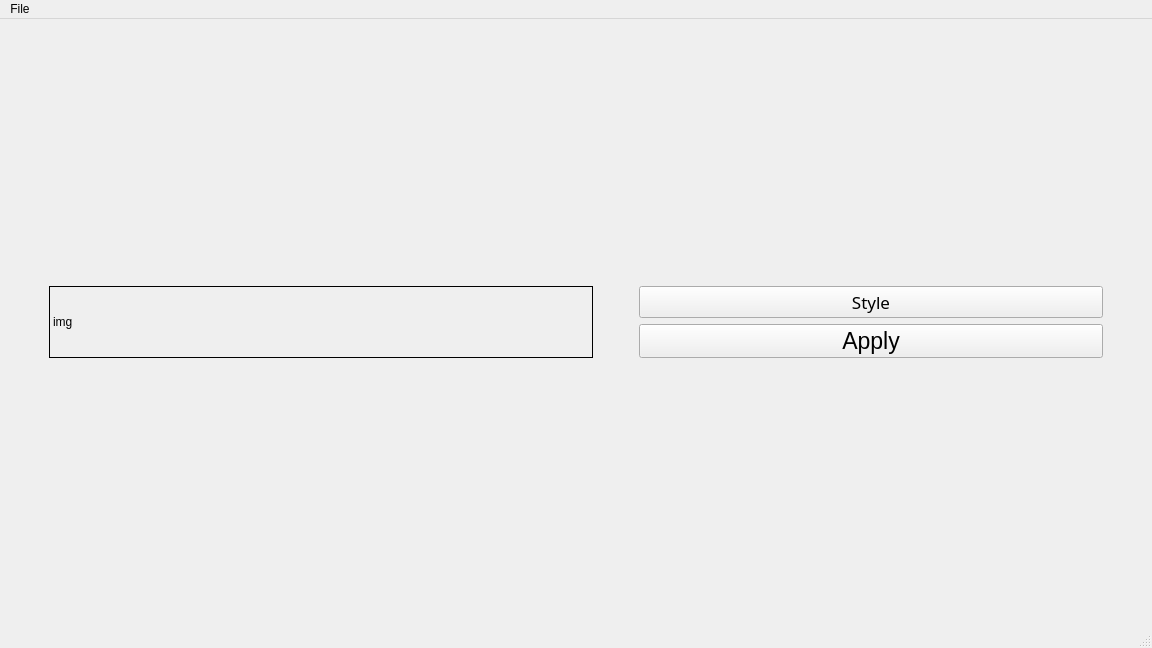
MikhailSK/photo-styling, file ui/workplace.ui: the form before one commit.
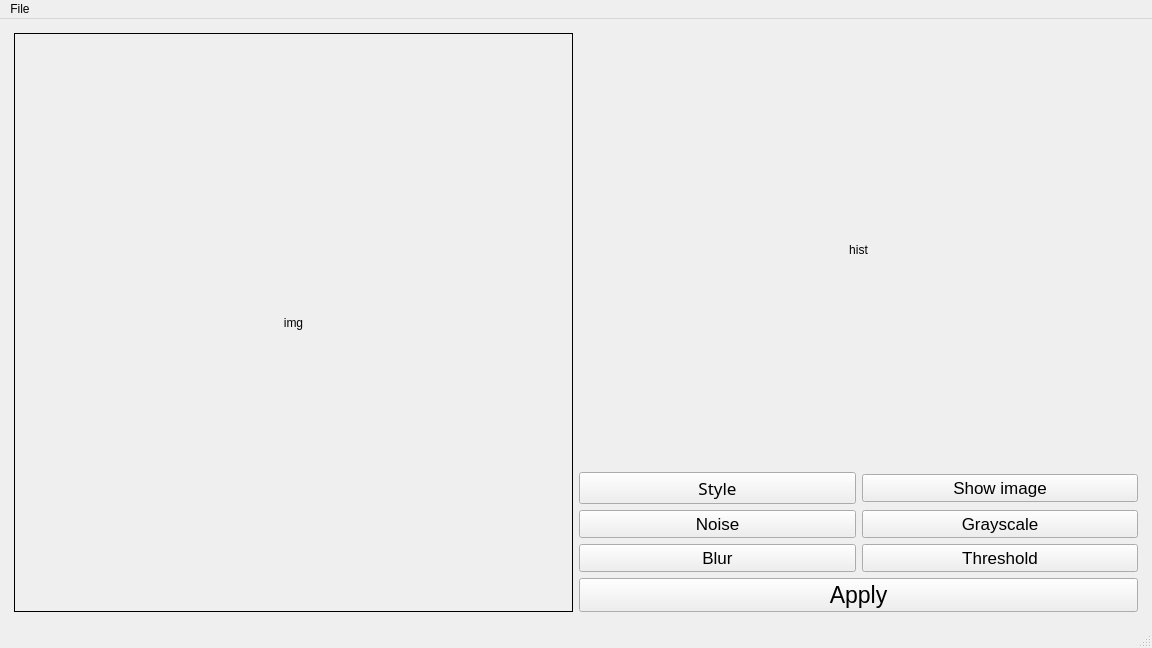
The form after the commit.

```diff
--- a/ui/workplace.ui
+++ b/ui/workplace.ui
@@ -17,24 +17,20 @@
    <layout class="QVBoxLayout" name="verticalLayout">
     <item>
      <layout class="QGridLayout" name="gridLayout">
+      <property name="leftMargin">
+       <number>5</number>
+      </property>
+      <property name="topMargin">
+       <number>5</number>
+      </property>
+      <property name="rightMargin">
+       <number>5</number>
+      </property>
+      <property name="bottomMargin">
+       <number>5</number>
+      </property>
       <item row="1" column="0">
        <layout class="QHBoxLayout" name="horizontalLayout">
-        <item>
-         <spacer name="horizontalSpacer">
-          <property name="orientation">
-           <enum>Qt::Horizontal</enum>
-          </property>
-          <property name="sizeType">
-           <enum>QSizePolicy::Fixed</enum>
-          </property>
-          <property name="sizeHint" stdset="0">
-           <size>
-            <width>40</width>
-            <height>20</height>
-           </size>
-          </property>
-         </spacer>
-        </item>
         <item>
          <layout class="QHBoxLayout" name="horizontalLayout_3">
           <item>
@@ -51,33 +47,30 @@
             <property name="scaledContents">
              <bool>false</bool>
             </property>
+            <property name="alignment">
+             <set>Qt::AlignCenter</set>
+            </property>
            </widget>
           </item>
          </layout>
         </item>
         <item>
          <layout class="QHBoxLayout" name="horizontalLayout_5">
-          <item>
-           <spacer name="horizontalSpacer_3">
-            <property name="orientation">
-             <enum>Qt::Horizontal</enum>
-            </property>
-            <property name="sizeType">
-             <enum>QSizePolicy::Fixed</enum>
-            </property>
-            <property name="sizeHint" stdset="0">
-             <size>
-              <width>40</width>
-              <height>20</height>
-             </size>
-            </property>
-           </spacer>
-          </item>
           <item>
            <layout class="QVBoxLayout" name="verticalLayout_2">
+            <item>
+             <widget class="QLabel" name="img_hist">
+              <property name="text">
+               <string>hist</string>
+              </property>
+              <property name="alignment">
+               <set>Qt::AlignCenter</set>
+              </property>
+             </widget>
+            </item>
             <item>
              <layout class="QGridLayout" name="gridLayout_2">
-              <item row="0" column="0">
+              <item row="2" column="0">
                <widget class="QPushButton" name="btn_filter_style">
                 <property name="font">
                  <font>
@@ -90,6 +83,71 @@
                 </property>
                </widget>
               </item>
+              <item row="3" column="1">
+               <widget class="QPushButton" name="btn_filter_grayscale">
+                <property name="font">
+                 <font>
+                  <family>Yu Gothic UI</family>
+                  <pointsize>13</pointsize>
+                 </font>
+                </property>
+                <property name="text">
+                 <string>Grayscale</string>
+                </property>
+               </widget>
+              </item>
+              <item row="2" column="1">
+               <widget class="QPushButton" name="btn_sh">
+                <property name="font">
+                 <font>
+                  <family>Yu Gothic UI</family>
+                  <pointsize>13</pointsize>
+                 </font>
+                </property>
+                <property name="text">
+                 <string>Show image</string>
+                </property>
+               </widget>
+              </item>
+              <item row="4" column="0">
+               <widget class="QPushButton" name="btn_filter_blur">
+                <property name="font">
+                 <font>
+                  <family>Yu Gothic UI</family>
+                  <pointsize>13</pointsize>
+                 </font>
+                </property>
+                <property name="text">
+                 <string>Blur</string>
+                </property>
+               </widget>
+              </item>
+              <item row="3" column="0">
+               <widget class="QPushButton" name="btn_filter_noise">
+                <property name="font">
+                 <font>
+                  <family>Yu Gothic UI</family>
+                  <pointsize>13</pointsize>
+                 </font>
+                </property>
+                <property name="text">
+                 <string>Noise</string>
+                </property>
+               </widget>
+              </item>
+              <item row="4" column="1">
+               <widget class="QPushButton" name="btn_filter_threshold">
+                <property name="font">
+                 <font>
+                  <family>Yu Gothic UI</family>
+                  <pointsize>13</pointsize>
+                 </font>
+                </property>
+                <property name="text">
+                 <string>Threshold</string>
+                </property>
+               </widget>
+              </item>
              </layout>
             </item>
             <item>
@@ -106,22 +164,6 @@
             </item>
            </layout>
           </item>
-          <item>
-           <spacer name="horizontalSpacer_2">
-            <property name="orientation">
-             <enum>Qt::Horizontal</enum>
-            </property>
-            <property name="sizeType">
-             <enum>QSizePolicy::Fixed</enum>
-            </property>
-            <property name="sizeHint" stdset="0">
-             <size>
-              <width>40</width>
-              <height>20</height>
-             </size>
-            </property>
-           </spacer>
-          </item>
          </layout>
         </item>
        </layout>
```
